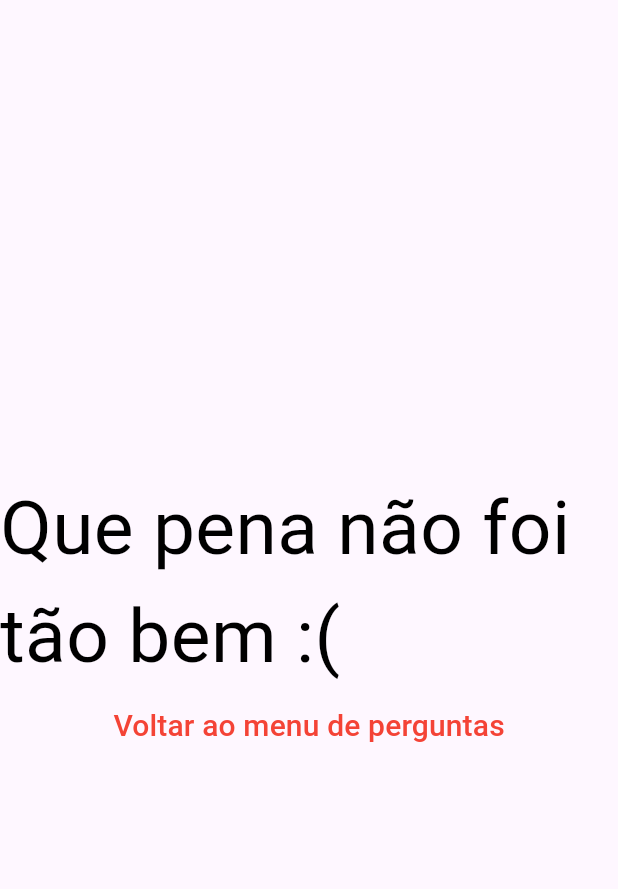
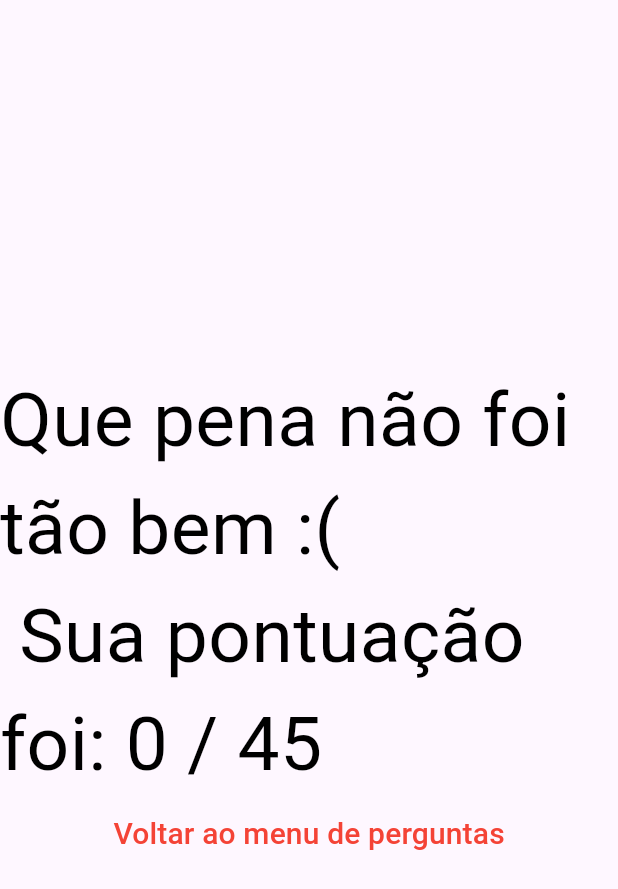
Before and after one commit to osvaldosandoli/GS-flutter, a Flutter app: the Resultado widget shown alone on an empty page, opened directly with empty values, on a phone screen of 412 x 824 dp. Shown: the top 889 px of the screen. Run offline on Flutter 3.47's test engine with Material 3 defaults, Android fonts, the phone set to English and light mode, and no system bars.

Commit message:
Update resultado.dart

```diff
--- a/jogoperguntas/lib/resultado.dart
+++ b/jogoperguntas/lib/resultado.dart
@@ -8,14 +8,14 @@ class Resultado extends StatelessWidget {
       {super.key});
 //mudança nos textos de resultados
   String get fraseResultado {
-    if (pontuacao < 8) {
-      return 'Que pena não foi tão bem :(';
-    } else if (pontuacao < 12) {
-      return 'Dá para passar de ano!';
-    } else if (pontuacao < 16) {
-      return 'Nota 8 ._.';
+    if (pontuacao <= 14) {
+      return 'Que pena não foi tão bem :(\n Sua pontuação foi: $pontuacao / 45';
+    } else if (pontuacao < 28 && pontuacao > 21) {
+      return 'Dá para passar de ano!\n Sua pontuação foi: $pontuacao / 45';
+    } else if (pontuacao < 21 && pontuacao > 15) {
+      return 'Conselho do oceano ._.\n Sua pontuação foi: $pontuacao / 45';
     } else {
-      return 'Genio dos oceanos!';
+      return 'Genio dos oceanos! \n Sua pontuação foi: $pontuacao / 45';
     }
   }
 
```
